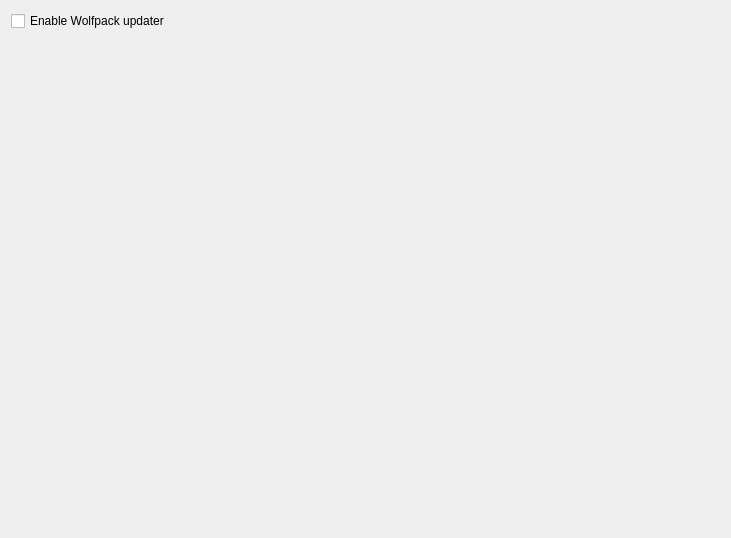
Old version of the form launcher/ui/pages/instance/WolfpackPage.ui in the repository WolfpackMC/PrismLauncher.
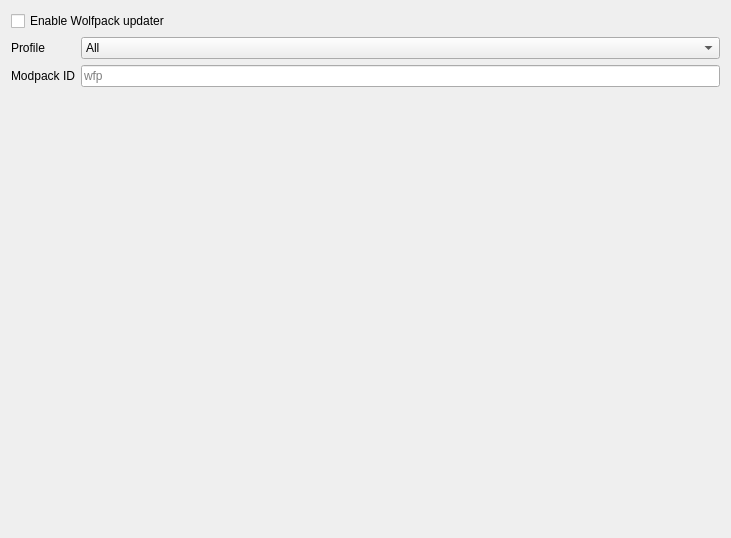
New version of the form.

Commit message:
Add per-instance Wolfpack profile and modpack ID settings
WolfpackUpdate previously ran mcupdater with no arguments, silently
ignoring any profile/modpack config. Adds WolfpackProfile (all/minimal)
and WolfpackModpackId (default "wfp") to instance settings, exposed on
the Wolfpack instance settings tab and, via a new generic
InstanceTask::setExtraInstanceSettings() applied post-commit, on the
Wolfpack new-instance page too.

The edit to the form file:
```diff
--- a/launcher/ui/pages/instance/WolfpackPage.ui
+++ b/launcher/ui/pages/instance/WolfpackPage.ui
@@ -18,6 +18,45 @@
      </property>
     </widget>
    </item>
+   <item>
+    <layout class="QFormLayout" name="formLayout">
+     <item row="0" column="0">
+      <widget class="QLabel" name="profileLabel">
+       <property name="text">
+        <string>Profile</string>
+       </property>
+      </widget>
+     </item>
+     <item row="0" column="1">
+      <widget class="QComboBox" name="profileComboBox">
+       <item>
+        <property name="text">
+         <string>All</string>
+        </property>
+       </item>
+       <item>
+        <property name="text">
+         <string>Minimal</string>
+        </property>
+       </item>
+      </widget>
+     </item>
+     <item row="1" column="0">
+      <widget class="QLabel" name="modpackIdLabel">
+       <property name="text">
+        <string>Modpack ID</string>
+       </property>
+      </widget>
+     </item>
+     <item row="1" column="1">
+      <widget class="QLineEdit" name="modpackIdLineEdit">
+       <property name="placeholderText">
+        <string>wfp</string>
+       </property>
+      </widget>
+     </item>
+    </layout>
+   </item>
    <item>
     <spacer name="verticalSpacer">
      <property name="orientation">
```
The commit also changes 8 other files.
